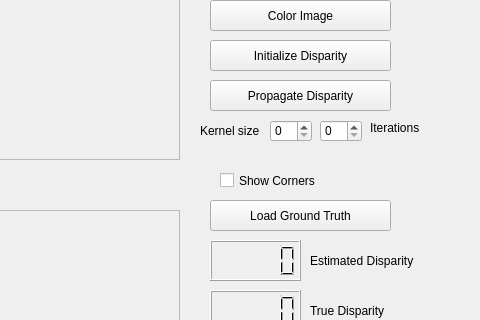
Qt form Practica 5/mainwindow.ui (ARebollo/ArtificialVision) before a commit; both pictures show x 530 to 1010 and y 100 to 420 of the 1010 by 642 pixel window.
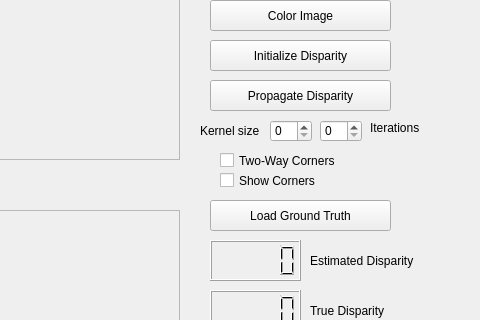
The same form after that commit.

Commit message:
te hago commit
y lo subes tu

What changed in the file:
```diff
--- a/Practica 5/mainwindow.ui
+++ b/Practica 5/mainwindow.ui
@@ -327,6 +327,19 @@
     <string>Difference</string>
    </property>
   </widget>
+  <widget class="QCheckBox" name="checkBoxCorners">
+   <property name="geometry">
+    <rect>
+     <x>750</x>
+     <y>250</y>
+     <width>161</width>
+     <height>21</height>
+    </rect>
+   </property>
+   <property name="text">
+    <string>Two-Way Corners</string>
+   </property>
+  </widget>
  </widget>
  <tabstops>
   <tabstop>colorButton</tabstop>
```
The commit also changes 1 other file.
